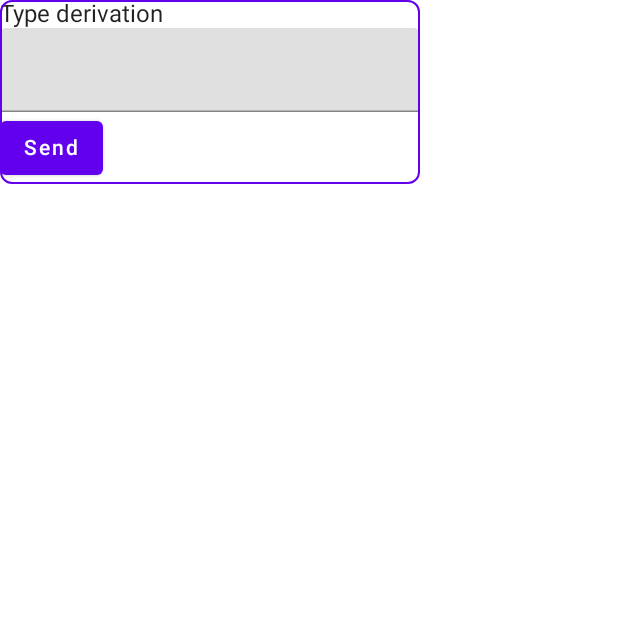
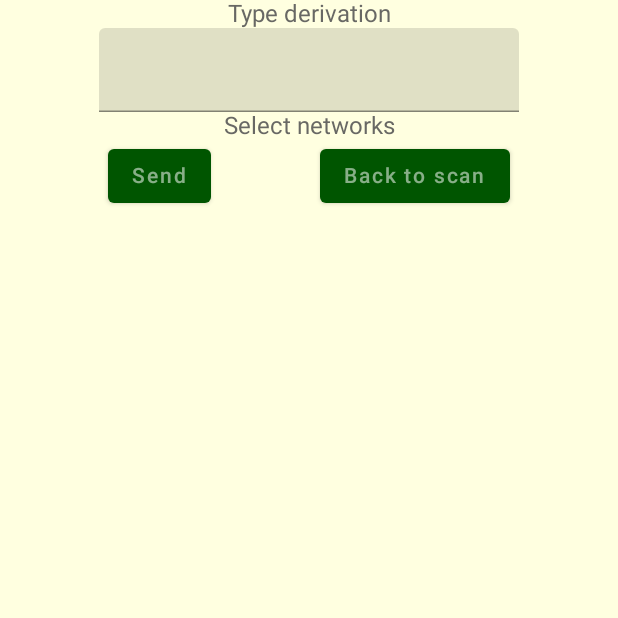
Before and after one commit to Alzymologist/Kampela, an Android app built with Jetpack Compose: the composable NewAddress called with empty values, on a phone screen of 412 x 824 dp, the top half of it. Run offline under Robolectric (Android 15) with nearby library versions, the phone set to English and light mode, and no system bars; 5 statements that could not run were skipped.

Commit message:
style: some branding for Siltti

```diff
--- a/application/app/src/main/java/fi/zymologia/siltti/screens/NewAddress.kt
+++ b/application/app/src/main/java/fi/zymologia/siltti/screens/NewAddress.kt
@@ -2,13 +2,13 @@ package fi.zymologia.siltti.screens
 
 import androidx.compose.foundation.BorderStroke
 import androidx.compose.foundation.border
-import androidx.compose.foundation.layout.Column
-import androidx.compose.foundation.layout.padding
+import androidx.compose.foundation.layout.*
 import androidx.compose.foundation.lazy.LazyColumn
 import androidx.compose.foundation.lazy.items
 import androidx.compose.foundation.shape.RoundedCornerShape
 import androidx.compose.material.*
 import androidx.compose.runtime.*
+import androidx.compose.ui.Alignment
 import androidx.compose.ui.Modifier
 import androidx.compose.ui.draw.clip
 import androidx.compose.ui.unit.dp
@@ -29,19 +29,14 @@ fun NewAddress(
     val selector = remember { mutableStateOf(SpecsSelector(dbName)) }
 
     Column(
-        Modifier
-            .padding(bottom = 24.dp)
-            .border(
-                BorderStroke(1.dp, MaterialTheme.colors.primary),
-                RoundedCornerShape(8.dp)
-            )
-            .clip(RoundedCornerShape(8.dp))
+        horizontalAlignment = Alignment.CenterHorizontally
     ) {
         Text("Type derivation")
         TextField(
             value = address,
             onValueChange = { address = it }
         )
+        Text("Select networks")
         LazyColumn {
             this.items(
                 items = selector.value.getAllKeys(),
@@ -50,6 +45,10 @@ fun NewAddress(
                 NetworkCard(selector, key)
             }
         }
+        Row(
+            horizontalArrangement = Arrangement.SpaceEvenly,
+            modifier = Modifier.fillMaxWidth(1f)
+        ) {
             Button(
                 onClick = {
                     val selected = selector.value.collectSelectedKeys()
@@ -61,10 +60,17 @@ fun NewAddress(
                         )
                         setAppState(Mode.TX)
                     }
-                setAppState(Mode.TX)
                 }
             ) {
                 Text("Send")
             }
+            Button(
+                onClick = {
+                    setAppState(Mode.Scan)
+                }
+            ) {
+                Text("Back to scan")
             }
         }
+    }
+}
--- a/application/app/src/main/java/fi/zymologia/siltti/screens/ScanScreen.kt
+++ b/application/app/src/main/java/fi/zymologia/siltti/screens/ScanScreen.kt
@@ -25,6 +25,7 @@ import androidx.compose.material.Button
 import androidx.compose.material.MaterialTheme
 import androidx.compose.material.Text
 import androidx.compose.runtime.*
+import androidx.compose.ui.Alignment
 import androidx.compose.ui.Modifier
 import androidx.compose.ui.draw.clip
 import androidx.compose.ui.platform.LocalContext
@@ -73,7 +74,8 @@ fun ScanScreen(
     }
 
     Column(
-        Modifier
+        horizontalAlignment = Alignment.CenterHorizontally,
+        modifier = Modifier
             .fillMaxSize()
             .verticalScroll(rememberScrollState())
     ) {
```
Also changed, not shown: application/app/src/main/java/fi/zymologia/siltti/components/NetworkCard.kt (+12 -8 lines), application/app/src/main/java/fi/zymologia/siltti/ui/theme/Color.kt (+7 -0 lines), application/app/src/main/java/fi/zymologia/siltti/ui/theme/Theme.kt (+16 -6 lines). Lines whose indentation alone changed are shown as unchanged.
